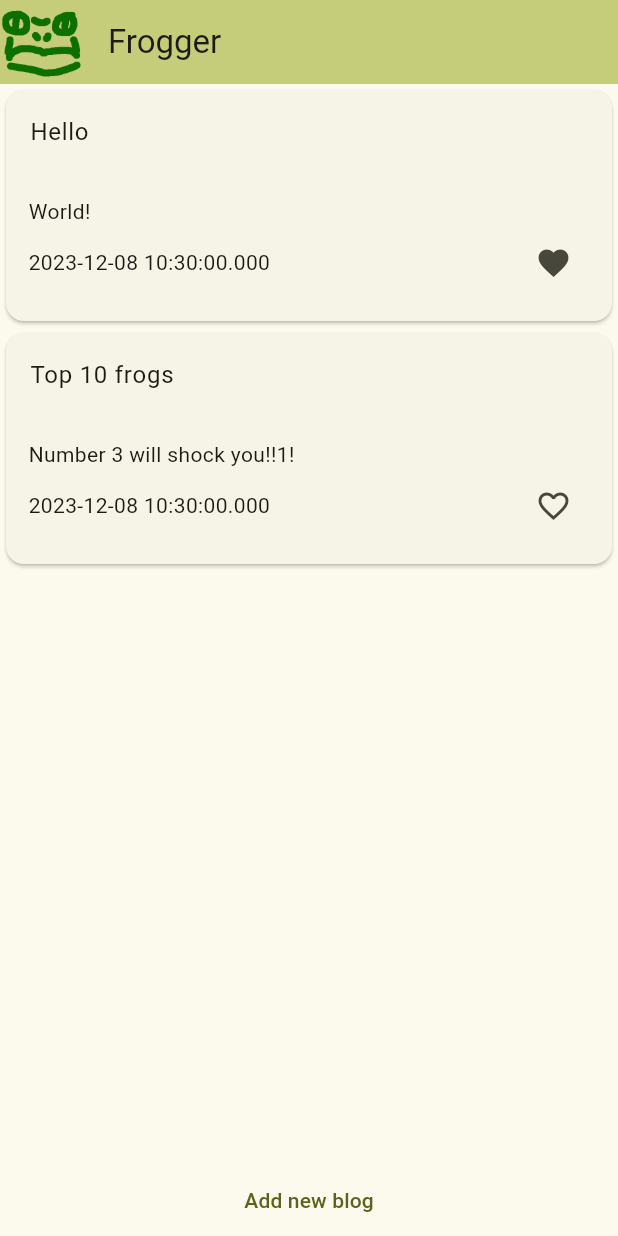
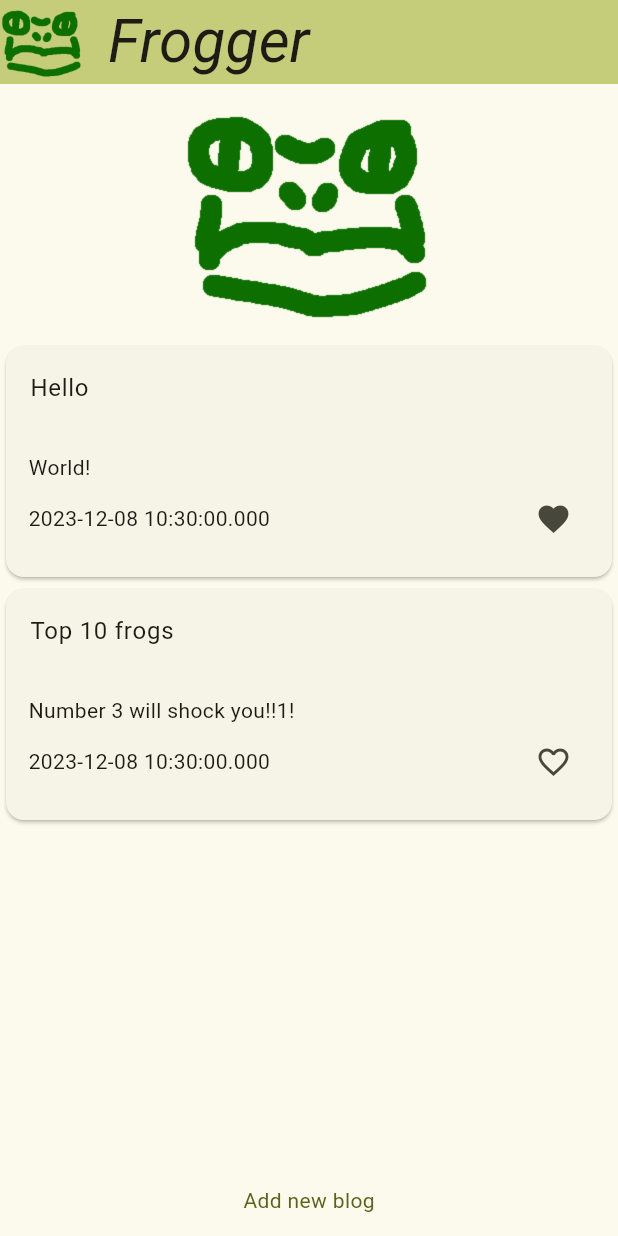
Before and after one commit to stafel/flogger, a Flutter app: the screen it shows after launch, on a phone screen of 412 x 824 dp. Run offline on Flutter 3.47's test engine with Material 3 defaults, Android fonts, the phone set to English and light mode, and no system bars.

```diff
--- a/lib/main.dart
+++ b/lib/main.dart
@@ -16,24 +16,23 @@ class MyApp extends StatelessWidget {
     return MaterialApp(
       title: 'Frogger',
       theme: ThemeData(
-        // This is the theme of your application.
-        //
-        // TRY THIS: Try running your application with "flutter run". You'll see
-        // the application has a blue toolbar. Then, without quitting the app,
-        // try changing the seedColor in the colorScheme below to Colors.green
-        // and then invoke "hot reload" (save your changes or press the "hot
-        // reload" button in a Flutter-supported IDE, or press "r" if you used
-        // the command line to start the app).
-        //
-        // Notice that the counter didn't reset back to zero; the application
-        // state is not lost during the reload. To reset the state, use hot
-        // restart instead.
-        //
-        // This works for code too, not just values: Most code changes can be
-        // tested with just a hot reload.
-        colorScheme: ColorScheme.fromSeed(seedColor: Colors.limeAccent),
+          colorScheme: ColorScheme.fromSeed(
+              seedColor: Colors.limeAccent, brightness: Brightness.light),
           useMaterial3: true,
-      ),
+          textTheme: const TextTheme(
+              titleLarge: TextStyle(
+            fontSize: 40,
+            fontStyle: FontStyle.italic,
+          ))),
+      darkTheme: ThemeData(
+          colorScheme: ColorScheme.fromSeed(
+              seedColor: Colors.limeAccent, brightness: Brightness.dark),
+          useMaterial3: true,
+          textTheme: const TextTheme(
+              titleLarge: TextStyle(
+            fontSize: 40,
+            fontStyle: FontStyle.italic,
+          ))),
       home: const MyHomePage(title: 'Frogger'),
     );
   }
@@ -69,12 +68,16 @@ class _MyHomePageState extends State<MyHomePage> {
   }
 
   openBlog(String blogId) {
-    blogList.where((element) => element.uuid == blogId).forEach((element) { print(element.uuid); });
+    blogList.where((element) => element.uuid == blogId).forEach((element) {
+      //print(element.uuid);
+    });
   }
 
   likeBlog(String blogId) {
     setState(() {
-      blogList.where((element) => element.uuid == blogId).forEach((element) { element.liked = !element.liked; });
+      blogList.where((element) => element.uuid == blogId).forEach((element) {
+        element.liked = !element.liked;
+      });
     });
   }
 
@@ -89,6 +92,9 @@ class _MyHomePageState extends State<MyHomePage> {
         body: Center(
           child: Column(
             children: [
+              Image.asset(
+                "images/logo.png",
+              ),
               Expanded(
                   child: ListView.builder(
                       // the number of items in the list
@@ -102,10 +108,17 @@ class _MyHomePageState extends State<MyHomePage> {
                           content: blog.content,
                           date: blog.creationDate.toString(),
                           liked: blog.liked,
-                            onBlogPressed: (){ openBlog(blog.uuid); },
-                            onLikePressed: (){ likeBlog(blog.uuid); },);
+                          onBlogPressed: () {
+                            openBlog(blog.uuid);
+                          },
+                          onLikePressed: () {
+                            likeBlog(blog.uuid);
+                          },
+                        );
                       })),
-                      NewBlogButton(text: "Add new blog", onPressed: () {
+              NewBlogButton(
+                  text: "Add new blog",
+                  onPressed: () {
                     addEntry(BlogEntry(
                         title: "test",
                         content: "wow",
--- a/lib/views/newblogbutton.dart
+++ b/lib/views/newblogbutton.dart
@@ -1,11 +1,7 @@
 import 'package:flutter/material.dart';
 
 class NewBlogButton extends StatelessWidget {
-  const NewBlogButton({
-    super.key,
-    required this.text,
-    required this.onPressed
-  });
+  const NewBlogButton({super.key, required this.text, required this.onPressed});
 
   final VoidCallback onPressed;
 
@@ -14,8 +10,15 @@ class NewBlogButton extends StatelessWidget {
   @override
   Widget build(BuildContext context) {
     return TextButton(
-        onPressed: () { onPressed(); },
-        child: Text(text),
-        );
+      onPressed: () {
+        onPressed();
+      },
+      child: Text(
+        text,
+        style: Theme.of(context).textTheme.bodyMedium!.copyWith(
+              color: Theme.of(context).colorScheme.primary,
+            ),
+      ),
+    );
   }
 }
--- a/pubspec.yaml
+++ b/pubspec.yaml
@@ -49,6 +49,8 @@ dev_dependencies:
   # rules and activating additional ones.
   flutter_lints: ^2.0.0
 
+  flutter_launcher_icons: "^0.13.1"
+
 # For information on the generic Dart part of this file, see the
 # following page: https://dart.dev/tools/pub/pubspec
 
@@ -61,7 +63,7 @@ flutter:
   uses-material-design: true
 
   assets:
-    - images/logo.png
+    - images/
 
   # To add assets to your application, add an assets section, like this:
   # assets:
```
Also changed, not shown: flutter_launcher_icons.yaml (added, +20 -0 lines), images/1.5x/logo.png (added), images/2.0x/logo.png (added), images/logo.png, pubspec.lock, 41 other files. Lines whose indentation alone changed are shown as unchanged.
